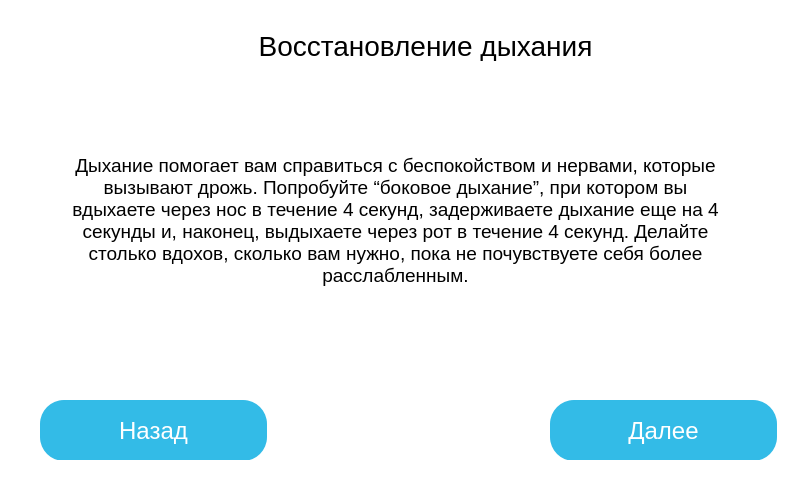
This is gui/window-10.ui in GerrFrog/Muscular-training-apparatus as Qt 5 draws it before an edit. The edited form follows.
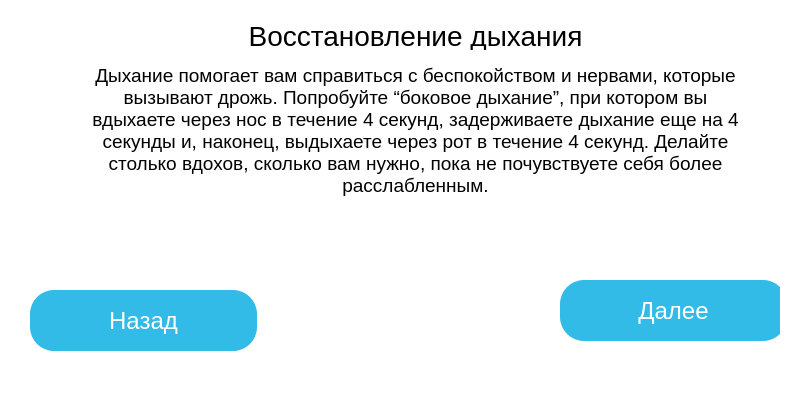
This is the edited form.

```diff
--- a/gui/window-10.ui
+++ b/gui/window-10.ui
@@ -7,7 +7,7 @@
     <x>0</x>
     <y>0</y>
     <width>800</width>
-    <height>480</height>
+    <height>420</height>
    </rect>
   </property>
   <property name="windowTitle">
@@ -26,8 +26,8 @@
          <widget class="QLabel" name="main_label">
           <property name="geometry">
            <rect>
-            <x>210</x>
-            <y>10</y>
+            <x>200</x>
+            <y>0</y>
             <width>391</width>
             <height>31</height>
            </rect>
@@ -60,8 +60,8 @@
          <widget class="QLabel" name="sub_label">
           <property name="geometry">
            <rect>
-            <x>40</x>
-            <y>120</y>
+            <x>60</x>
+            <y>30</y>
             <width>671</width>
             <height>161</height>
            </rect>
@@ -96,8 +96,8 @@
          <widget class="QPushButton" name="previoius_pushButton">
           <property name="geometry">
            <rect>
-            <x>20</x>
-            <y>380</y>
+            <x>10</x>
+            <y>270</y>
             <width>227</width>
             <height>61</height>
            </rect>
@@ -128,8 +128,8 @@
          <widget class="QPushButton" name="next_pushButton">
           <property name="geometry">
            <rect>
-            <x>530</x>
-            <y>380</y>
+            <x>540</x>
+            <y>260</y>
             <width>227</width>
             <height>61</height>
            </rect>
```
